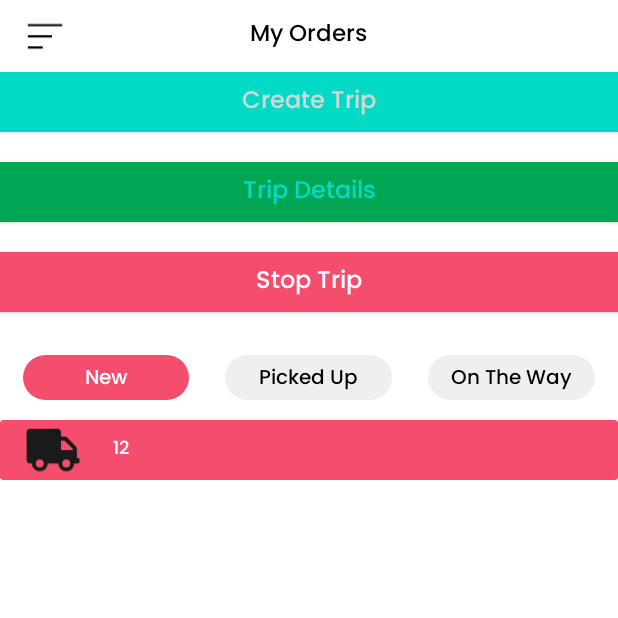
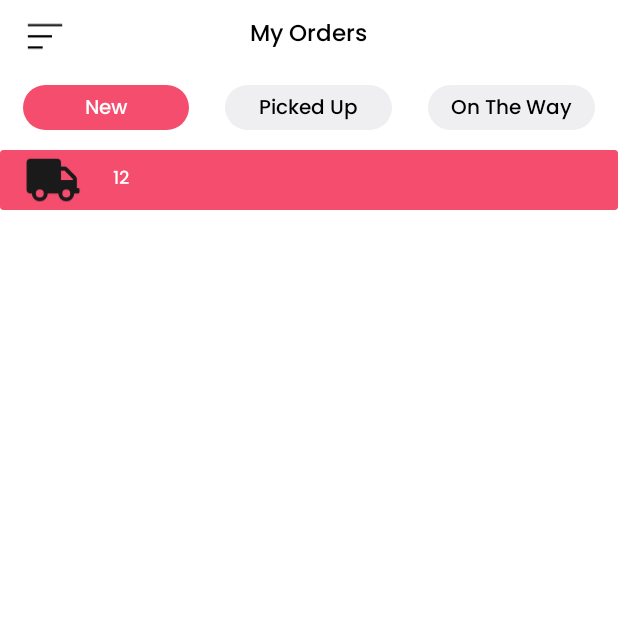
Before and after one commit to sumitdas4u/Celex_Rider_App, an Android app: the MainActivity screen opened directly, with no data from a screen before it, on a phone screen of 412 x 824 dp, the top half of it. Run offline under Robolectric (Android 15) with nearby library versions, the phone set to English and light mode, and no system bars; our stand-ins replace CircleImageView, Picasso, Volley, sdp/ssp sizes; libraries missing offline, so code that uses them is left out: com.booking.rtlviewpager, com.gmail.samehadar, com.roam.sdk; plain views replace RtlViewPager; network calls fail; pictures from the network do not load; 4 statements that could not run were skipped.

Commit message:
roam panel removed and fake trip id in MainActivity to bypass

```diff
--- a/app/build.gradle
+++ b/app/build.gradle
@@ -3,7 +3,6 @@ apply plugin: 'com.google.gms.google-services'
 
 android {
     compileSdkVersion 31
-    buildToolsVersion "29.0.3"
 
     defaultConfig {
         applicationId "com.celex.rider"
--- a/app/src/main/java/com/celex/rider/AllActivitys/MainActivity.java
+++ b/app/src/main/java/com/celex/rider/AllActivitys/MainActivity.java
@@ -301,9 +301,10 @@ public class MainActivity extends AppCompatActivity implements View.OnClickListe
 
 
 
-
-
-
+//fake tripid is create
+        SharedPreferences.Editor editor = Variables.userDetails_pref.edit();
+        editor.putString(Variables.trip_roam_current_id, "trip_id");
+        editor.apply();
     }
 
     //Open chat frgment
@@ -361,10 +362,7 @@ public class MainActivity extends AppCompatActivity implements View.OnClickListe
         tv_username_drawer = findViewById(R.id.tv_username_drawer);
         tv_online_txt = findViewById(R.id.tv_online_txt);
         progressBar = findViewById(R.id.progressbar);
-        btn_create_trip = findViewById(R.id.btnCreateTrip);
-        btn_start_pause_trip = findViewById(R.id.btnTrip);
-        btn_stop_trip = findViewById(R.id.btnTripStop);
-        btn_test_trip = findViewById(R.id.btn_test);
+
     }
 
     public void Initialize_click_listener() {
@@ -379,10 +377,7 @@ public class MainActivity extends AppCompatActivity implements View.OnClickListe
         findViewById(R.id.history_btn).setOnClickListener(this);
         findViewById(R.id.return_btn).setOnClickListener(this);
         findViewById(R.id.home_btn).setOnClickListener(this);
-        findViewById(R.id.btnCreateTrip).setOnClickListener(this);
-        findViewById(R.id.btnTrip).setOnClickListener(this);
-        findViewById(R.id.btnTripStop).setOnClickListener(this);
-        findViewById(R.id.btn_test).setOnClickListener(this);
+
         findViewById(R.id.trip_btn).setOnClickListener(this);
 
 
@@ -465,7 +460,7 @@ public class MainActivity extends AppCompatActivity implements View.OnClickListe
             case R.id.iv_menu:
                 drawer.openDrawer(GravityCompat.START);
                 break;
-            case R.id.btnCreateTrip:
+            /*case R.id.btnCreateTrip:
                 btn_create_trip.setEnabled(false);
                 createTrip();
                 break;
@@ -492,7 +487,7 @@ public class MainActivity extends AppCompatActivity implements View.OnClickListe
             case R.id.btnTrip:
                 startActivity(new Intent(this, TripActivity.class).putExtra("OFFLINE", false));
                 break;
-
+*/
             case R.id.home_btn:
                 if (fragment instanceof Home_F) {
                     drawer.closeDrawers();
@@ -1161,7 +1156,7 @@ private void stopTripAndSummary(String trip_id){
                 }
             });
 
-            checkActiveTrip();
+           // checkActiveTrip();
         }
 
 
--- a/app/src/main/res/layout/activity_main.xml
+++ b/app/src/main/res/layout/activity_main.xml
@@ -61,79 +61,6 @@
 
                     </RelativeLayout>
 
-                    <RelativeLayout
-                        android:layout_width="match_parent"
-                        android:layout_height="wrap_content"
-                        >
-
-
-
-
-                            <LinearLayout
-                                android:layout_width="match_parent"
-                                android:layout_height="wrap_content"
-                                android:orientation="vertical">
-
-
-
-
-
-
-
-                                <Button
-                                    android:id="@+id/btnCreateTrip"
-                                    android:layout_width="match_parent"
-                                    android:layout_height="40dp"
-                                    android:layout_marginBottom="20dp"
-                                    android:background="@color/colorAccent"
-                                    android:text="Create Trip"
-                                    android:textAllCaps="false"
-                                    android:textColor="@color/colorPrimary"
-                                    android:textSize="16sp" />
-
-                                <Button
-                                    android:id="@+id/btnTrip"
-                                    android:layout_width="match_parent"
-                                    android:layout_height="40dp"
-                                    android:layout_marginBottom="20dp"
-                                    android:background="@color/green"
-                                    android:text="Trip Details"
-                                    android:textAllCaps="false"
-                                    android:textColor="@color/colorAccent"
-                                    android:textSize="16sp" />
-                                <Button
-                                    android:id="@+id/btnTripStop"
-                                    android:layout_width="match_parent"
-                                    android:layout_height="40dp"
-                                    android:layout_marginBottom="20dp"
-                                    android:background="@color/red"
-                                    android:text="Stop Trip"
-                                    android:textAllCaps="false"
-                                    android:textColor="@color/white"
-                                    android:textSize="16sp" />
-                                <Button
-                                    android:visibility="gone"
-                                    android:id="@+id/btn_test"
-                                    android:layout_width="match_parent"
-                                    android:layout_height="40dp"
-                                    android:layout_marginBottom="20dp"
-                                    android:background="@color/red"
-                                    android:text="test meta data Trip"
-                                    android:textAllCaps="false"
-                                    android:textColor="@color/white"
-                                    android:textSize="16sp" />
-
-                            </LinearLayout>
-
-                        <ProgressBar
-                            android:id="@+id/progressbar"
-                            style="?android:attr/progressBarStyle"
-                            android:layout_width="35dp"
-                            android:layout_height="35dp"
-                            android:layout_centerInParent="true"
-                            android:indeterminateTint="@color/colorAccent"
-                            android:visibility="gone" />
-                    </RelativeLayout>
                     <LinearLayout
                         android:layout_width="match_parent"
                         android:layout_height="match_parent"
--- a/build.gradle
+++ b/build.gradle
@@ -10,7 +10,7 @@ buildscript {
 
     }
     dependencies {
-        classpath 'com.android.tools.build:gradle:4.1.3'
+        classpath 'com.android.tools.build:gradle:7.2.2'
 
         // ...
 
```
Also changed, not shown: gradle/wrapper/gradle-wrapper.properties, 3773 other files.
